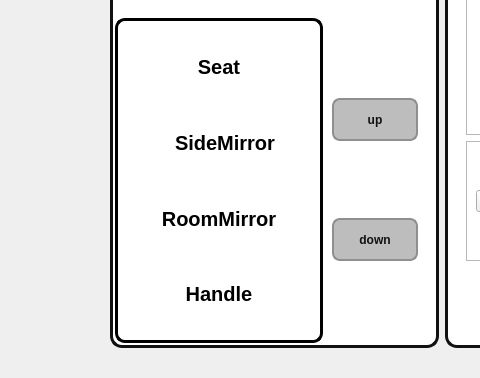
HYPER-MOB/2025ESWContest_mobility_6099, file MainView/mainview.ui: the form before one commit; both pictures show x 0 to 480 and y 222 to 600 of the 1024 by 600 pixel window.
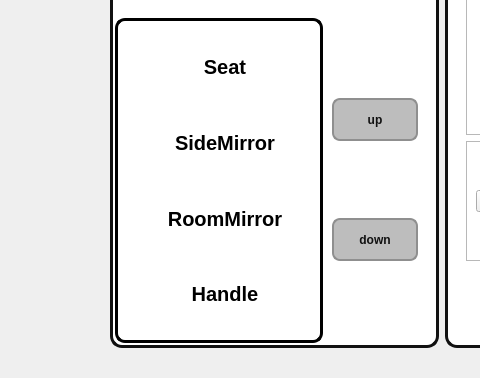
The form after the commit. The open tabs and pages were chosen to show the change. Icons and pictures are not drawn.

Commit message: [DCU] fix : 디자인 요소 이름 오타 수정

```diff
--- a/MainView/mainview.ui
+++ b/MainView/mainview.ui
@@ -57,14 +57,14 @@
       background: #CFCFCF;
     }
 
-    QLabel#lblSeatTiltValue, QLabel#lblSideMirrorValue,
-    QLabel#lblSeatForeAftValue, QLabel#lblBackMirrorValue {
+    QLabel#lblSeatValue, QLabel#lblSideMirrorValue,
+    QLabel#lblHandleValue, QLabel#lblRoomMirrorValue {
       font-size: 22px;
       font-weight: 700;
     }
 
     QLabel#lblSeatPic, QLabel#lblSideMirrorPic,
-    QLabel#lblSeatForeAftPic, QLabel#lblBackMirrorPic {
+    QLabel#lblHandlePic, QLabel#lblRoomMirrorPic {
       background: transparent;
     }
 
@@ -206,7 +206,7 @@
         <item>
          <widget class="QStackedWidget" name="stackedCenter">
           <property name="currentIndex">
-           <number>0</number>
+           <number>1</number>
           </property>
           <widget class="QWidget" name="pageDashboard">
            <property name="styleSheet">
@@ -380,10 +380,10 @@
   padding: 8px;
 }
 
-QWidget#pageSettings QPushButton#btnSeatTilt,
+QWidget#pageSettings QPushButton#btnHandle,
 QWidget#pageSettings QPushButton#btnSideMirror,
-QWidget#pageSettings QPushButton#btnSeatForeAft,
-QWidget#pageSettings QPushButton#btnBackMirror {
+QWidget#pageSettings QPushButton#btnSeat,
+QWidget#pageSettings QPushButton#btnRoomMirror {
   border: 2px solid #BDBDBD;
   border-radius: 8px;
   background: #FFFFFF;
@@ -662,7 +662,7 @@
                  <item>
                   <widget class="QStackedWidget" name="stkDetail">
                    <property name="currentIndex">
-                    <number>0</number>
+                    <number>2</number>
                    </property>
                    <widget class="QWidget" name="pageHandle">
                     <property name="sizePolicy">
@@ -885,7 +885,7 @@
                    <widget class="QWidget" name="pageSeat">
                     <layout class="QVBoxLayout" name="verticalLayout_7" stretch="1,7,4,2">
                      <item>
-                      <widget class="QLabel" name="lblSeatForeAftText">
+                      <widget class="QLabel" name="lblSeatText">
                        <property name="text">
                         <string>시트</string>
                        </property>
@@ -969,7 +969,7 @@
                       </widget>
                      </item>
                      <item>
-                      <widget class="QLabel" name="lblSeatForeAftValue">
+                      <widget class="QLabel" name="lblSeatValue">
                        <property name="text">
                         <string>TextLabel</string>
                        </property>
```
The commit also changes 2 other files.
